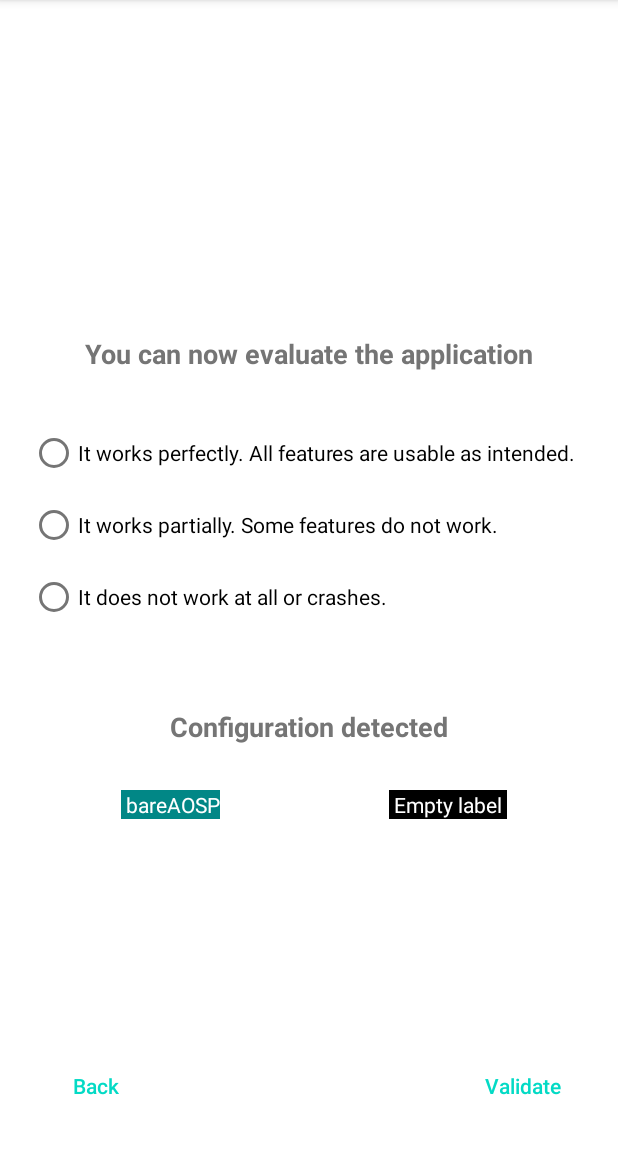
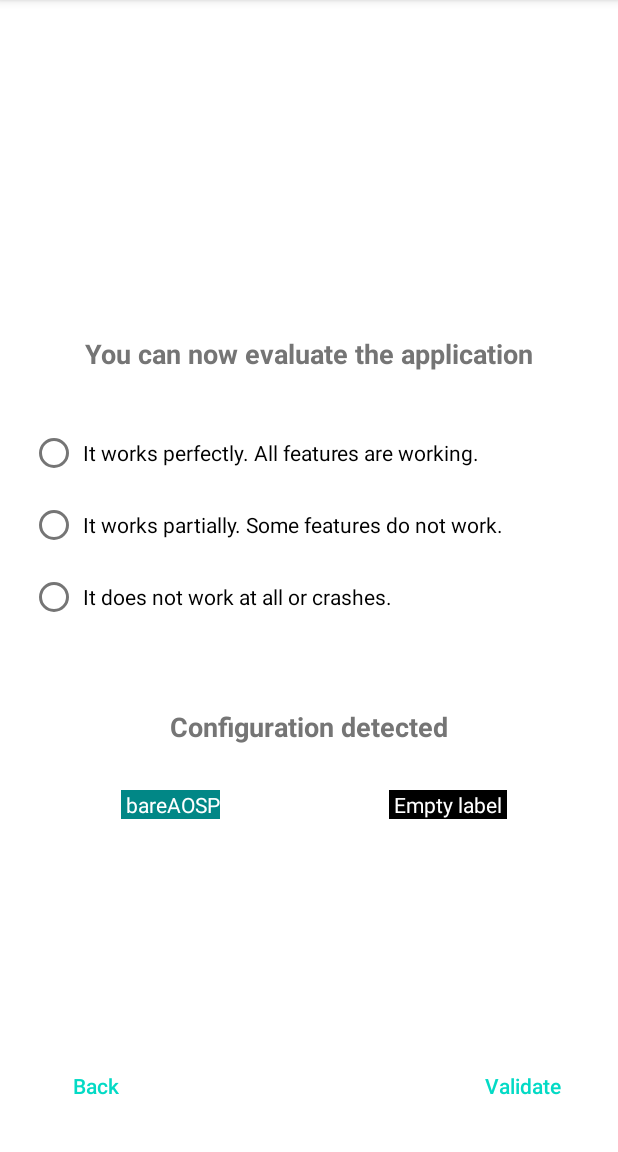
Before and after one commit to jonathanklee/Sapio, an Android app: the fragment EvaluateFragment shown on its own in the app's theme, on a phone screen of 412 x 824 dp, the part 84-1236 px from its top. Run offline under Robolectric (Android 15) with nearby library versions, the phone set to English and light mode, and no system bars; our stand-ins replace Dagger/Hilt's generated code; libraries missing offline, so code that uses them is left out: com.jakewharton.retrofit2, com.scottyab.rootbeer, retrofit2.converter.jackson; 4 statements that could not run were skipped.

Commit message:
Improve RadioGroup view

```diff
--- a/app/src/main/res/values/strings.xml
+++ b/app/src/main/res/values/strings.xml
@@ -23,9 +23,9 @@
     <string name="bare_aosp_label">\ bareAOSP\ </string>
     <string name="user_label">\ user\ </string>
     <string name="rooted_label">\ root\ </string>
-    <string name="works_perfectly">It works perfectly. All features are usable as intended.</string>
-    <string name="works_partially">It works partially. Some features do not work.</string>
-    <string name="dont_work">It does not work at all or crashes.</string>
+    <string name="works_perfectly">\ It works perfectly. All features are working.</string>
+    <string name="works_partially">\ It works partially. Some features do not work.</string>
+    <string name="dont_work">\ It does not work at all or crashes.</string>
     <string name="about_text">Sapio is the anagram of Open Source API.\n\nSapio aims to provide an estimation of how Google dependent an Android application is, informing the community on how it behaves on bare Android Open Source Project (AOSP), coupled or not with microG.\n\nEvaluations in Sapio are given to the community by the community.</string>
     <string name="credits">Brain icons created by Freepik - Flaticon</string>
     <string name="evaluate_another_app">Evaluate another app</string>
```
